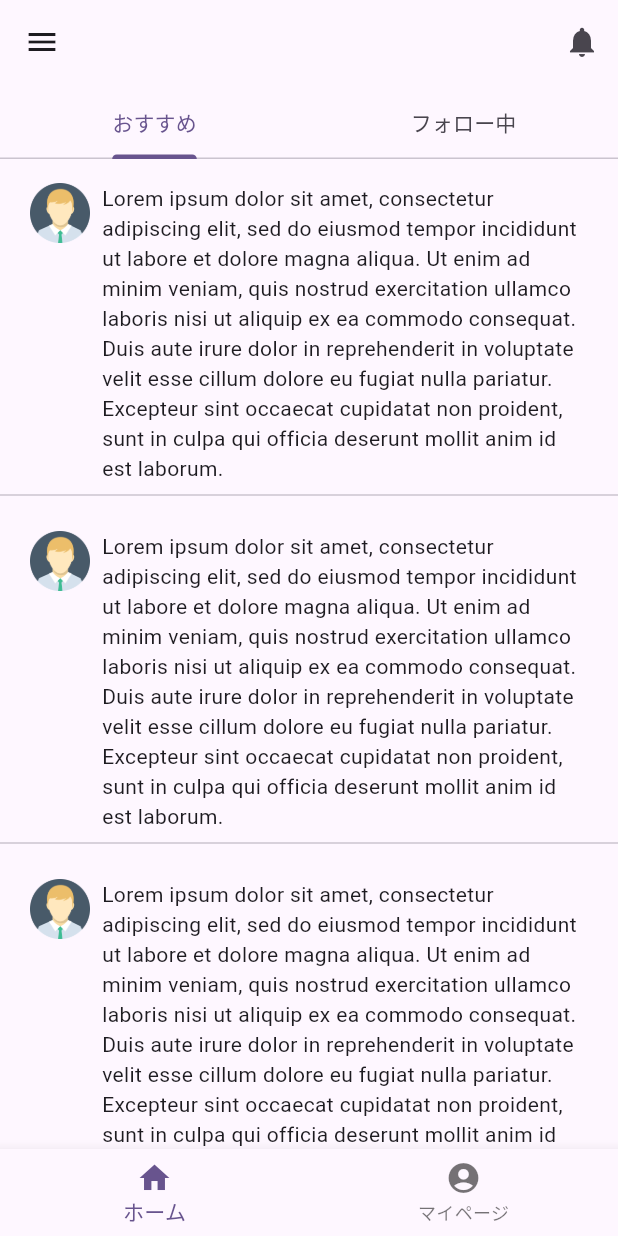
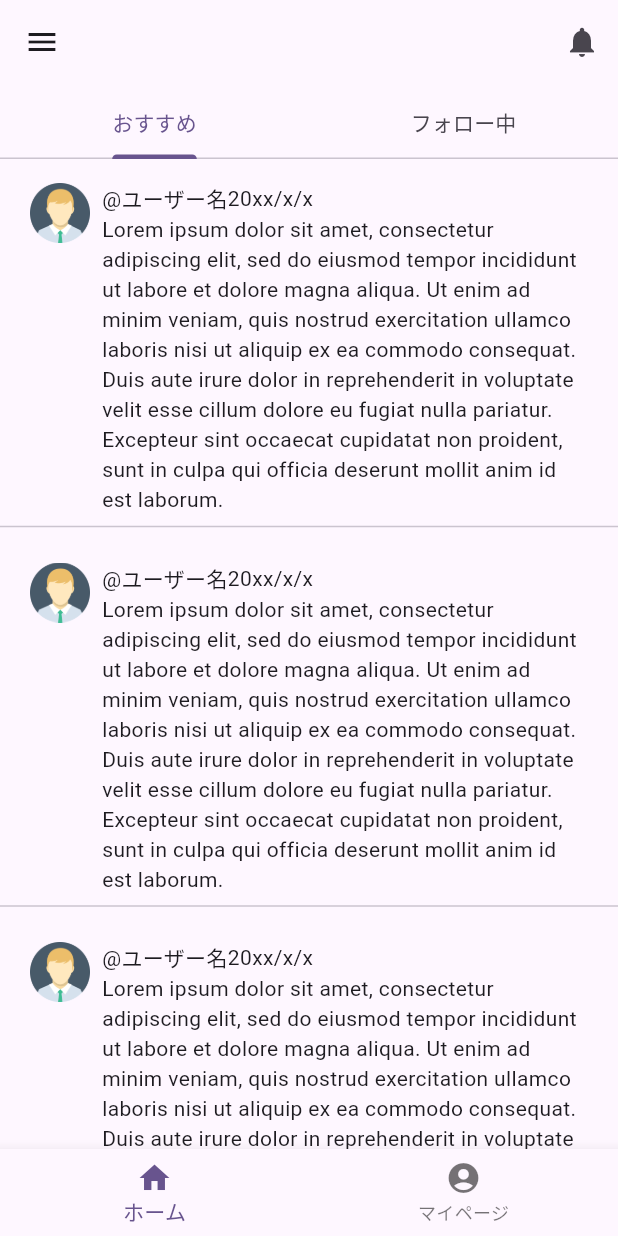
Before and after one commit to yyupyong/english-diary, a Flutter app: the screen it shows after launch, on a phone screen of 412 x 824 dp. Run offline on Flutter 3.47's test engine with Material 2 defaults, Android fonts, the phone set to English and light mode, and no system bars; our stand-ins replace flutter_hooks, hooks_riverpod.

Commit message:
画像の横にユーザー名と日付を設定

```diff
--- a/lib/view/widget/home/diary_thread.dart
+++ b/lib/view/widget/home/diary_thread.dart
@@ -20,9 +20,16 @@ class DiaryThread extends AbstractStatelessWidget {
               SizedBox(
                 width: 8,
               ),
-              Flexible(
+              const Flexible(
                 child: Column(
                   children: [
+                    Row(
+                      mainAxisAlignment: MainAxisAlignment.start,
+                      children: [
+                        Text('@ユーザー名'),
+                        Text('20xx/x/x'),
+                      ],
+                    ),
                     Text(
                         "Lorem ipsum dolor sit amet, consectetur adipiscing elit, sed do eiusmod tempor incididunt ut labore et dolore magna aliqua. Ut enim ad minim veniam, quis nostrud exercitation ullamco laboris nisi ut aliquip ex ea commodo consequat. Duis aute irure dolor in reprehenderit in voluptate velit esse cillum dolore eu fugiat nulla pariatur. Excepteur sint occaecat cupidatat non proident, sunt in culpa qui officia deserunt mollit anim id est laborum."),
                   ],
```
